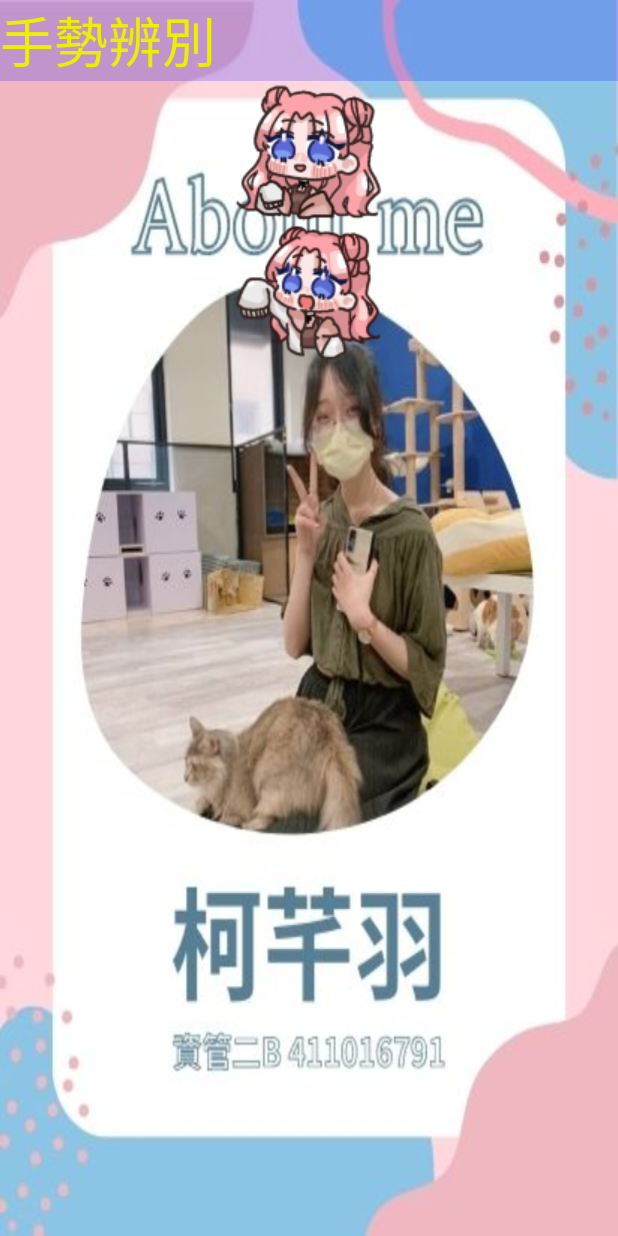
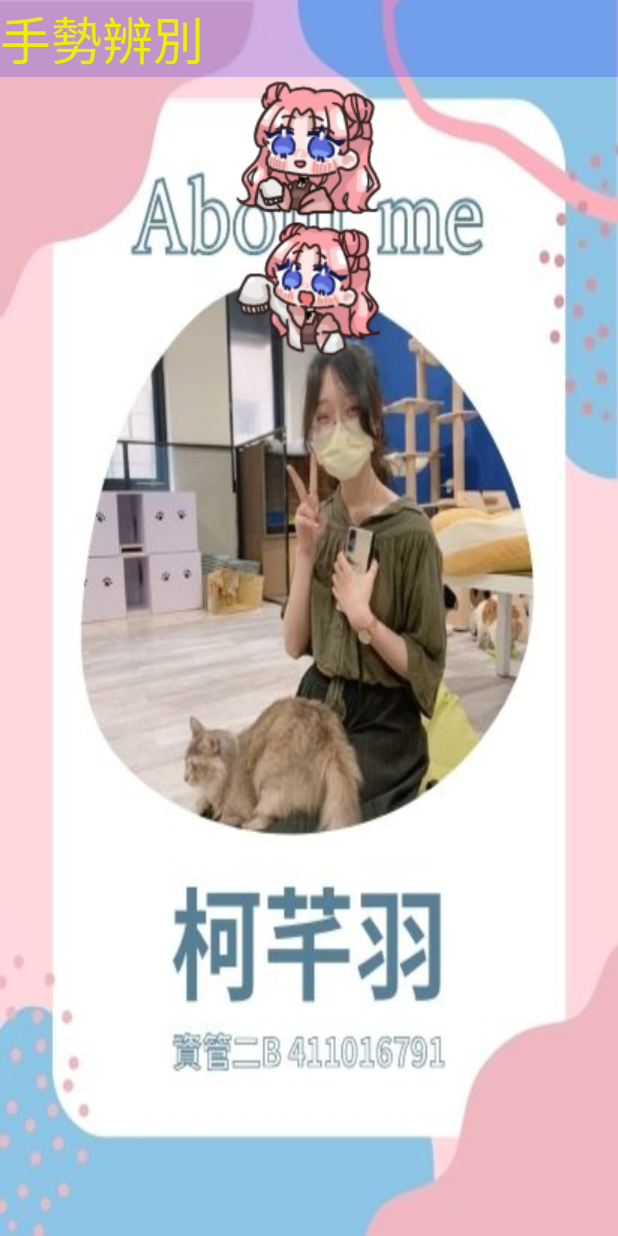
Before and after one commit to nainai0801/felicia, an Android app: the screen it shows after launch (MainActivity), on a phone screen of 412 x 824 dp. Run offline under Robolectric (Android 15) with nearby library versions, the phone set to English and light mode, and no system bars; Roboto replaces fonts that are not available here; 1 statement that could not run was skipped.

Commit message:
第一次commit

```diff
--- a/app/src/main/res/layout/activity_main.xml
+++ b/app/src/main/res/layout/activity_main.xml
@@ -14,7 +14,7 @@
         android:layout_width="match_parent"
         android:layout_height="wrap_content"
         android:text="手勢辨別"
-        android:textSize="36sp"/>
+        android:textSize="34sp"/>
 
     <ImageView
         android:id="@+id/img1"
```
